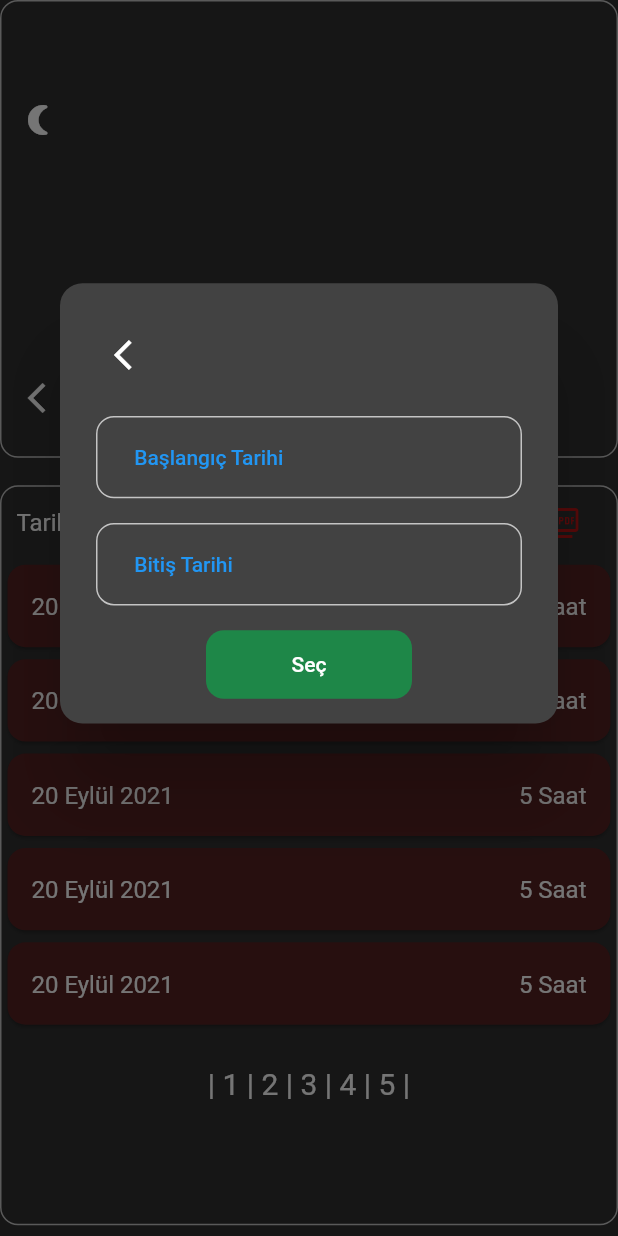
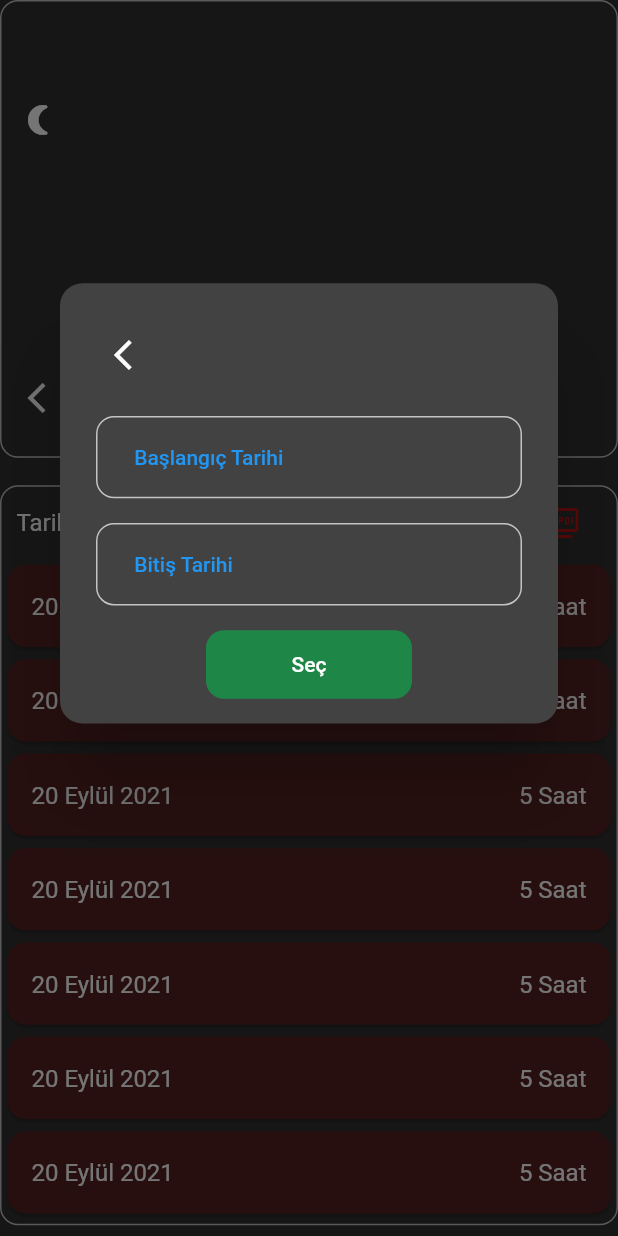
Before and after one commit to haliltirgil/daily_task_app, a Flutter app: the ShowTaskScreen screen opened directly, after a tap on the "wb sunny" icon, after a tap on the "calendar today" icon, on a phone screen of 412 x 824 dp. Run offline on Flutter 3.47's test engine with Material 2 defaults, Android fonts, the phone set to English and light mode, and no system bars; our stand-ins replace shared_preferences, table_calendar; accounts and stored records are empty; network calls fail.

Commit message:
Change some weird function name

```diff
--- a/lib/screens/show_task_screen.dart
+++ b/lib/screens/show_task_screen.dart
@@ -37,7 +37,8 @@ class _ShowTaskScreenState extends State<ShowTaskScreen> {
   }
 
   Widget _buildTaskList(String text, int hourOfWorking) {
-    return Column(
+    return SingleChildScrollView(
+      child: Column(
         children: <Widget>[
           Row(
             children: [
@@ -69,7 +70,7 @@ class _ShowTaskScreenState extends State<ShowTaskScreen> {
           ListView.builder(
             physics: NeverScrollableScrollPhysics(),
             shrinkWrap: true,
-          itemCount: 5,
+            itemCount: 10,
             itemBuilder: (context, index) {
               return Card(
                 color: AppColors.taskColor,
@@ -108,6 +109,7 @@ class _ShowTaskScreenState extends State<ShowTaskScreen> {
             style: TextStyle(fontSize: 20),
           ),
         ],
+      ),
     );
   }
 
--- a/lib/widgets/common_profile.dart
+++ b/lib/widgets/common_profile.dart
@@ -81,14 +81,14 @@ class _CommonProfileState extends State<CommonProfile> {
               CircleAvatar(
                 radius: MediaQuery.of(context).size.height / 16,
                 backgroundImage: NetworkImage(
-                    'https://pbs.twimg.com/media/EhvkTWmXkAEGzjt.jpg'),
+                    'https://pbs.twimg.com/media/ERUjP0YXkAEzhn9.jpg'),
                 backgroundColor: Colors.transparent,
               ),
               SizedBox(height: MediaQuery.of(context).size.height / 40),
               Text("Halil İbrahim Tirgil"),
               widget.checkButton == true
-                  ? _profileWithButton()
-                  : _profileWithoutButton()
+                  ? _profileFormForAddTask()
+                  : _profileFormForShowTask()
             ],
           ),
         ),
@@ -96,7 +96,7 @@ class _CommonProfileState extends State<CommonProfile> {
     );
   }
 
-  Widget _profileWithButton() {
+  Widget _profileFormForAddTask() {
     return Row(
       children: [
         SizedBox(width: MediaQuery.of(context).size.width / 2.35),
@@ -115,7 +115,7 @@ class _CommonProfileState extends State<CommonProfile> {
     );
   }
 
-  Widget _profileWithoutButton() {
+  Widget _profileFormForShowTask() {
     return Row(
       children: [
         SizedBox(width: MediaQuery.of(context).size.width / 75),
@@ -125,7 +125,7 @@ class _CommonProfileState extends State<CommonProfile> {
             Navigator.pop(context);
           },
         ),
-        SizedBox(width: MediaQuery.of(context).size.width / 3.2),
+        SizedBox(width: MediaQuery.of(context).size.width / 3.4),
         Text("Mühendis"),
       ],
     );
--- a/pubspec.yaml
+++ b/pubspec.yaml
@@ -28,11 +28,11 @@ dependencies:
   provider: ^6.0.0
   shared_preferences: ^2.0.7
   table_calendar: ^3.0.2
+  http: ^0.13.3
 
   # The following adds the Cupertino Icons font to your application.
   # Use with the CupertinoIcons class for iOS style icons.
-  cupertino_icons: ^1.0.2
-  syncfusion_flutter_calendar: ^19.2.62
+
 
 dev_dependencies:
   flutter_test:
```
Also changed, not shown: lib/main.dart (+161 -12 lines), pubspec.lock. Lines whose indentation alone changed are shown as unchanged.
